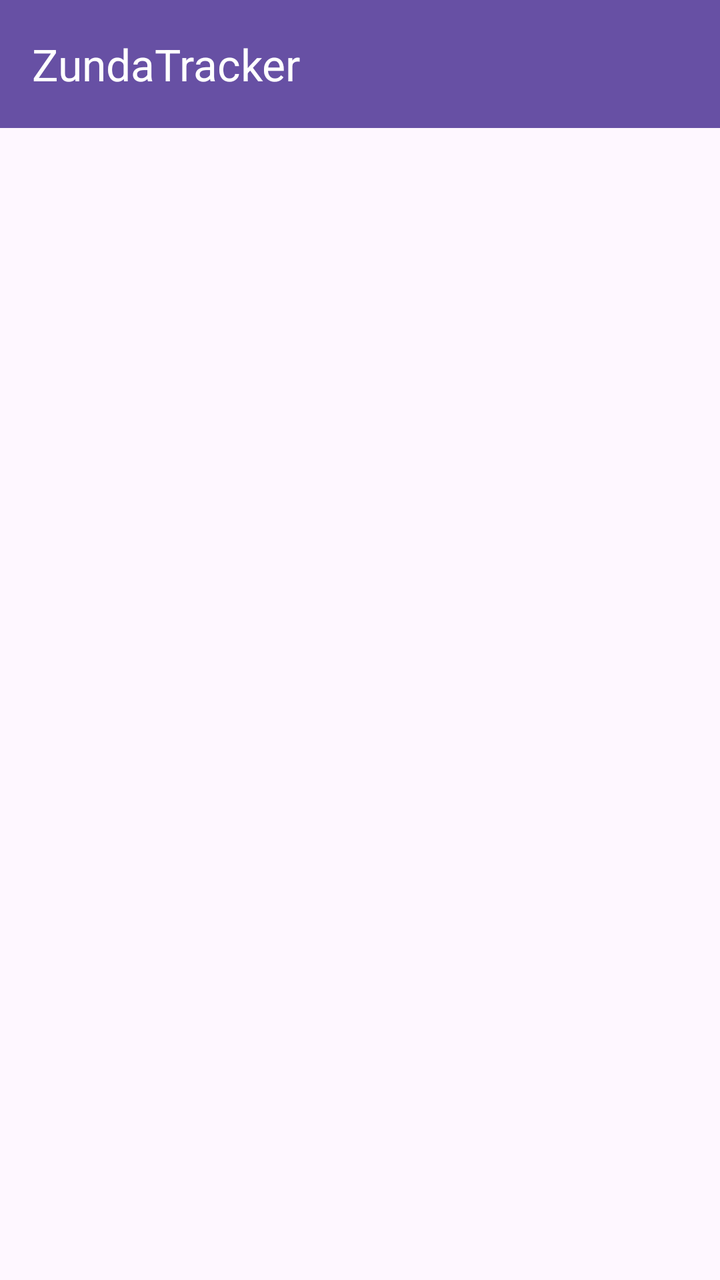
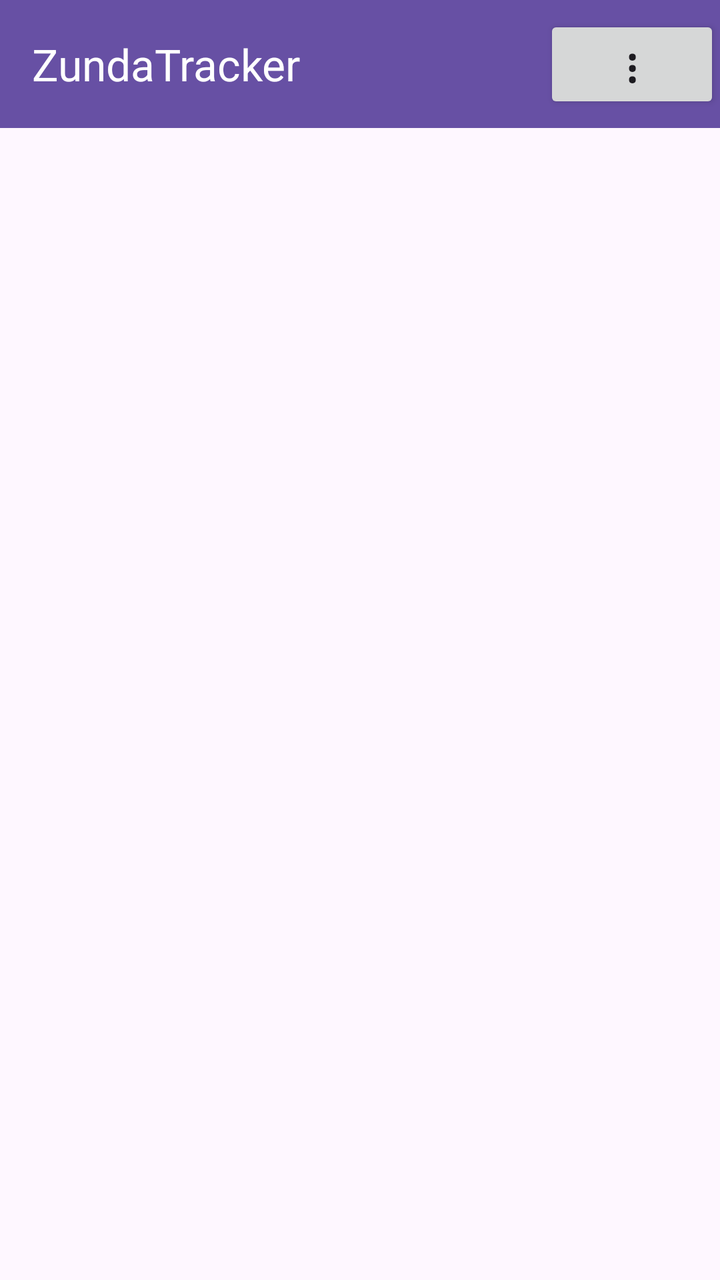

Compare the two renders of this Android layout. The source of the first and the diff that turns it into the second are given below.
<!-- AndroidManifest.xml: application theme Theme.Zundatracker -->
<!-- res/layout/activity_main.xml -->
<?xml version="1.0" encoding="utf-8"?>
<androidx.constraintlayout.widget.ConstraintLayout
    xmlns:android="http://schemas.android.com/apk/res/android"
    xmlns:app="http://schemas.android.com/apk/res-auto"
    xmlns:tools="http://schemas.android.com/tools"
    android:id="@+id/main"
    android:layout_width="match_parent"
    android:layout_height="match_parent"
    tools:context=".MainActivity">

    
    <androidx.appcompat.widget.Toolbar
        android:id="@+id/toolbar"
        android:layout_width="0dp"
        android:layout_height="?attr/actionBarSize"
        android:background="?attr/colorPrimary"
        app:title="ZundaTracker"
        app:titleTextColor="@android:color/white"
        app:layout_constraintTop_toTopOf="parent"
        app:layout_constraintStart_toStartOf="parent"
        app:layout_constraintEnd_toEndOf="parent" />

    
    <GridLayout
        android:id="@+id/timerGrid"
        android:layout_width="0dp"
        android:layout_height="0dp"
        android:columnCount="4"
        android:padding="8dp"
        app:layout_constraintTop_toBottomOf="@id/toolbar"
        app:layout_constraintBottom_toBottomOf="parent"
        app:layout_constraintStart_toStartOf="parent"
        app:layout_constraintEnd_toEndOf="parent" />

</androidx.constraintlayout.widget.ConstraintLayout>
<!-- resources referenced by this layout -->
<resources>
  <style name="Theme.Zundatracker" parent="Base.Theme.Zundatracker" />
  <style name="Base.Theme.Zundatracker" parent="Theme.Material3.DayNight.NoActionBar">
          
          
      </style>
</resources>

<!-- the commit's change to res/layout/activity_main.xml (unified diff, before → after) -->
@@ -25,11 +25,22 @@
         android:id="@+id/timerGrid"
         android:layout_width="0dp"
         android:layout_height="0dp"
-        android:columnCount="4"
+        android:columnCount="1"
         android:padding="8dp"
         app:layout_constraintTop_toBottomOf="@id/toolbar"
         app:layout_constraintBottom_toBottomOf="parent"
         app:layout_constraintStart_toStartOf="parent"
         app:layout_constraintEnd_toEndOf="parent" />
 
+    <Button
+        android:id="@+id/button"
+        android:layout_width="wrap_content"
+        android:layout_height="wrap_content"
+        android:text="⋮"
+        android:textSize="24sp"
+        app:layout_constraintTop_toTopOf="@id/toolbar"
+        app:layout_constraintBottom_toBottomOf="@id/toolbar"
+        app:layout_constraintEnd_toEndOf="@id/toolbar"
+        android:padding="8dp"/>
+
 </androidx.constraintlayout.widget.ConstraintLayout>
